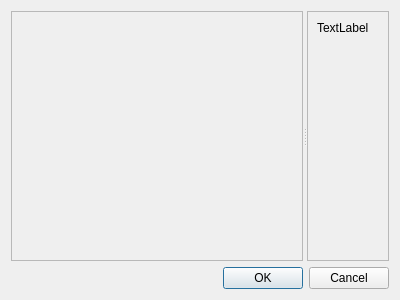
Old version of the form app/texture_browser.ui in the repository tonttu/Shaderkit.
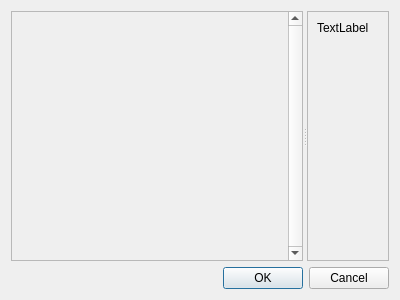
New version of the form. Icons and pictures are not drawn.

What changed in the file:
```diff
--- a/app/texture_browser.ui
+++ b/app/texture_browser.ui
@@ -39,13 +39,26 @@
          <number>0</number>
         </property>
         <item>
-         <widget class="QFrame" name="frame">
-          <property name="frameShape">
-           <enum>QFrame::StyledPanel</enum>
+         <widget class="QScrollArea" name="scrollArea">
+          <property name="verticalScrollBarPolicy">
+           <enum>Qt::ScrollBarAlwaysOn</enum>
           </property>
-          <property name="frameShadow">
-           <enum>QFrame::Raised</enum>
+          <property name="horizontalScrollBarPolicy">
+           <enum>Qt::ScrollBarAlwaysOff</enum>
           </property>
+          <property name="widgetResizable">
+           <bool>true</bool>
+          </property>
+          <widget class="QWidget" name="viewport">
+           <property name="geometry">
+            <rect>
+             <x>0</x>
+             <y>0</y>
+             <width>273</width>
+             <height>239</height>
+            </rect>
+           </property>
+          </widget>
          </widget>
         </item>
        </layout>
```
Left out of the diff: 10 changed lines with no effect on the pictures.
